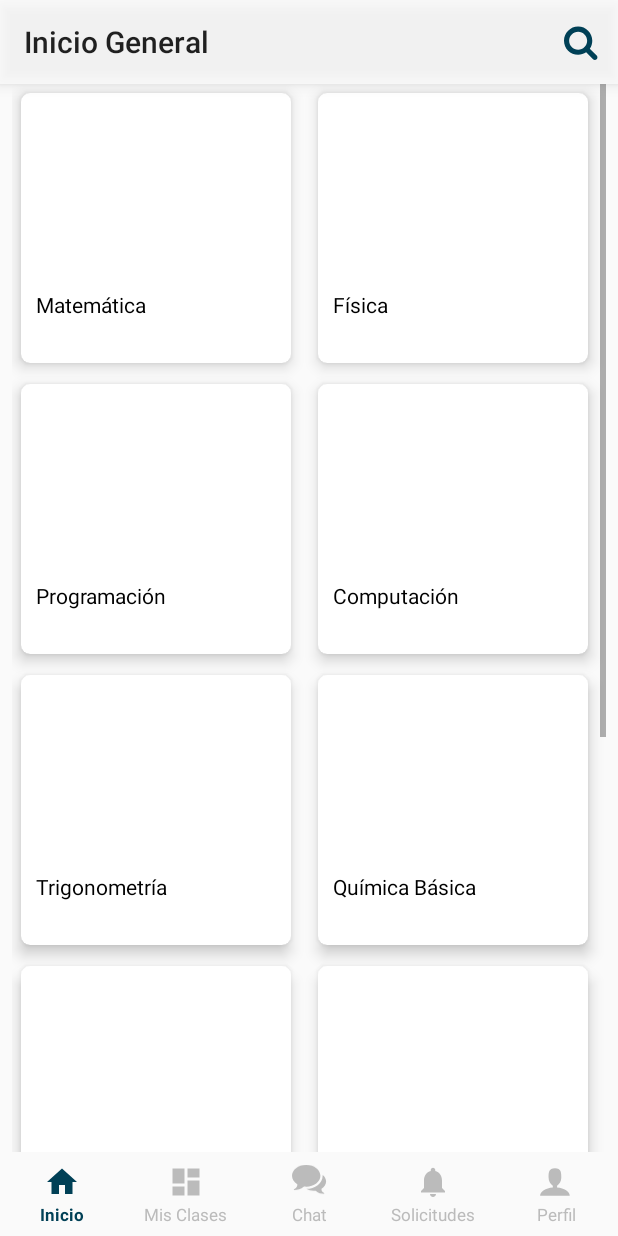
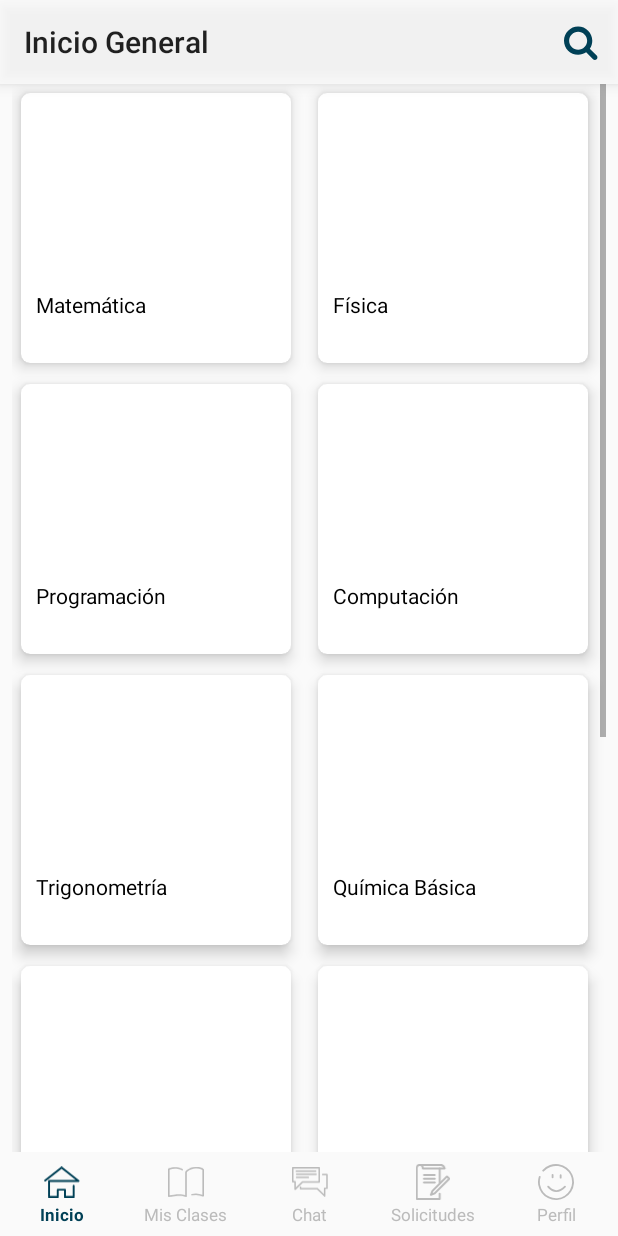
Before and after one commit to whelming/ProfesoresDomicilio, an Android app: the InicioEjm screen opened directly, with no data from a screen before it, on a phone screen of 412 x 824 dp. Run offline under Robolectric (Android 15) with nearby library versions, the phone set to English and light mode, and no system bars.

Commit message:
cambio de iconos de inicio
Cambio de iconos del menu de inicio, se aumento dos id para ContentInicio

```diff
--- a/app/src/main/java/com/example/educasa/Inicio/Class/DetalleProfesoresDialog.java
+++ b/app/src/main/java/com/example/educasa/Inicio/Class/DetalleProfesoresDialog.java
@@ -12,6 +12,7 @@ import android.view.ViewGroup;
 import android.view.Window;
 import android.widget.Button;
 import android.widget.TextView;
+import android.widget.Toast;
 
 import com.example.educasa.R;
 
@@ -67,13 +68,13 @@ public class DetalleProfesoresDialog extends DialogFragment implements
     public void onClick(View v) {
         switch (v.getId()) {
             case R.id.Cerrar:
-                c.finish();
+                dismiss();
                 break;
             case R.id.Solicitar_clases:
                 dismiss();
                 break;
             case R.id.Descarga_documento:
-                dismiss();
+                Toast.makeText(getActivity(), "Descargar documento", Toast.LENGTH_SHORT).show();
                 break;
             default:
                 break;
--- a/app/src/main/java/com/example/educasa/Inicio/InicioFragments/InicioEjm.java
+++ b/app/src/main/java/com/example/educasa/Inicio/InicioFragments/InicioEjm.java
@@ -69,18 +69,18 @@ public class InicioEjm extends Fragment {
     }
 
     private void LlenaMILista() {
-        milista.add(new ContentInicio(1,"Matemática"));
-        milista.add(new ContentInicio(2,"Física"));
-        milista.add(new ContentInicio(3,"Programación"));
-        milista.add(new ContentInicio(4,"Computación"));
-        milista.add(new ContentInicio(5,"Trigonometría"));
-        milista.add(new ContentInicio(6,"Química Básica"));
-        milista.add(new ContentInicio(7,"Cálculo"));
-        milista.add(new ContentInicio(8,"Geometría"));
-        milista.add(new ContentInicio(9,"Comunicación"));
-        milista.add(new ContentInicio(10,"Literatura"));
-        milista.add(new ContentInicio(11,"Historia"));
-        milista.add(new ContentInicio(12,"Ciencia"));
+        milista.add(new ContentInicio(1,"Matemática",1,1));
+        milista.add(new ContentInicio(2,"Física",2,2));
+        milista.add(new ContentInicio(3,"Programación",3,3));
+        milista.add(new ContentInicio(4,"Computación",4,4));
+        milista.add(new ContentInicio(5,"Trigonometría",5,5));
+        milista.add(new ContentInicio(6,"Química Básica",6,6));
+        milista.add(new ContentInicio(7,"Cálculo",7,7));
+        milista.add(new ContentInicio(8,"Geometría",8,8));
+        milista.add(new ContentInicio(9,"Comunicación",9,9));
+        milista.add(new ContentInicio(10,"Literatura",10,10));
+        milista.add(new ContentInicio(11,"Historia",11,11));
+        milista.add(new ContentInicio(12,"Ciencia",12,12));
     }
 
     @Override
--- a/app/src/main/java/com/example/educasa/Inicio/InicioModels/ContentInicio.java
+++ b/app/src/main/java/com/example/educasa/Inicio/InicioModels/ContentInicio.java
@@ -3,10 +3,15 @@ package com.example.educasa.Inicio.InicioModels;
 public class ContentInicio {
     private int id;
     private String textodemo;
+    private int id_categoria;
+    private int imagen_categoria;
 
-    public ContentInicio(int id, String textodemo) {
+
+    public ContentInicio(int id, String textodemo,int id_categoria, int imagen_categoria ) {
         this.id = id;
         this.textodemo = textodemo;
+        this.id_categoria = id_categoria;
+        this.imagen_categoria= imagen_categoria;
     }
 
     public int getId() {
@@ -24,4 +29,12 @@ public class ContentInicio {
     public void setTextodemo(String textodemo) {
         this.textodemo = textodemo;
     }
+
+    public int getId_categoria() {return id_categoria;}
+
+    public void setId_categoria(int id_categoria) {this.id_categoria = id_categoria;}
+
+    public int getImagen_categoria() {return imagen_categoria;}
+
+    public void setImagen_categoria(int imagen_categoria) {this.imagen_categoria = imagen_categoria;}
 }
--- a/app/src/main/res/drawable/ic_chat_black_24dp.xml
+++ b/app/src/main/res/drawable/ic_chat_black_24dp.xml
@@ -1,9 +1,15 @@
-<vector xmlns:android="http://schemas.android.com/apk/res/android"
-    android:width="14dp"
-    android:height="13dp"
-    android:viewportWidth="38.0"
-    android:viewportHeight="38.0">
-    <path
-        android:fillColor="#FF000000"
-        android:pathData="M15 0v0c8.284 0 15 5.435 15 12.139s-6.716 12.139-15 12.139c-0.796 0-1.576-0.051-2.339-0.147-3.222 3.209-6.943 3.785-10.661 3.869v-0.785c2.008-0.98 3.625-2.765 3.625-4.804 0-0.285-0.022-0.564-0.063-0.837-3.392-2.225-5.562-5.625-5.562-9.434 0-6.704 6.716-12.139 15-12.139zM31.125 27.209c0 1.748 1.135 3.278 2.875 4.118v0.673c-3.223-0.072-6.181-0.566-8.973-3.316-0.661 0.083-1.337 0.126-2.027 0.126-2.983 0-5.732-0.805-7.925-2.157 4.521-0.016 8.789-1.464 12.026-4.084 1.631-1.32 2.919-2.87 3.825-4.605 0.961-1.84 1.449-3.799 1.449-5.825 0-0.326-0.014-0.651-0.039-0.974 2.268 1.873 3.664 4.426 3.664 7.24 0 3.265-1.88 6.179-4.82 8.086-0.036 0.234-0.055 0.474-0.055 0.718z" />
+<?xml version="1.0"?>
+
+    <vector android:height="110.33dp" android:width="133.02dp" android:viewportHeight="110.33" android:viewportWidth="133.02" xmlns:aapt="http://schemas.android.com/aapt" xmlns:android="http://schemas.android.com/apk/res/android">
+
+    <path android:fillColor="#A3A3A3" android:pathData="M11.43 85a2.83 2.83 0 0 1 -1.07 -0.21 2.78 2.78 0 0 1 -1.74 -2.56V56.62H2.81A2.79 2.79 0 0 1 0 53.85V2.77A2.79 2.79 0 0 1 2.81 0h97.74a2.79 2.79 0 0 1 2.81 2.77v52.5A2.79 2.79 0 0 1 100.55 58H39.91L13.42 84.19A2.84 2.84 0 0 1 11.43 85ZM5.62 51.08h5.81a2.79 2.79 0 0 1 2.81 2.77V75.54L36.76 53.31a2.81 2.81 0 0 1 2 -0.81h59v-47H5.62Z"/>
+
+    <path android:fillColor="#A3A3A3" android:pathData="M120.67 109.69a2.82 2.82 0 0 1 -2 -0.81L92.2 82.73H31.56A2.78 2.78 0 0 1 28.75 80V73.89a2.81 2.81 0 0 1 5.61 0v3.3h59a2.83 2.83 0 0 1 2 0.81l22.52 22.23V78.54a2.78 2.78 0 0 1 2.8 -2.77h5.82V30.24H113.57a2.78 2.78 0 1 1 0 -5.55H129.3a2.79 2.79 0 0 1 2.81 2.77V78.54a2.79 2.79 0 0 1 -2.81 2.78h-5.82v25.6a2.77 2.77 0 0 1 -1.73 2.56A2.88 2.88 0 0 1 120.67 109.69Z"/>
+
+    <path android:fillColor="#A3A3A3" android:pathData="M87.61 18.31H15.74a2.77 2.77 0 1 1 0 -5.54H87.61a2.77 2.77 0 1 1 0 5.54Z"/>
+
+    <path android:fillColor="#A3A3A3" android:pathData="M89.05 29.66H17.18a2.77 2.77 0 1 1 0 -5.54H89.05a2.77 2.77 0 1 1 0 5.54Z"/>
+
+    <path android:fillColor="#A3A3A3" android:pathData="M60.3 41H17.18a2.78 2.78 0 1 1 0 -5.55H60.3a2.78 2.78 0 1 1 0 5.55Z"/>
+
 </vector>
--- a/app/src/main/res/drawable/ic_inicio_black_24dp.xml
+++ b/app/src/main/res/drawable/ic_inicio_black_24dp.xml
@@ -1,9 +1,7 @@
-<vector xmlns:android="http://schemas.android.com/apk/res/android"
-    android:width="24dp"
-    android:height="24dp"
-    android:viewportWidth="24.0"
-    android:viewportHeight="24.0">
-    <path
-        android:fillColor="#FF000000"
-        android:pathData="M10,20v-6h4v6h5v-8h3L12,3 2,12h3v8z" />
+<?xml version="1.0"?>
+
+    <vector android:height="108.18dp" android:width="124.18dp" android:viewportHeight="108.18" android:viewportWidth="124.18" xmlns:aapt="http://schemas.android.com/aapt" xmlns:android="http://schemas.android.com/apk/res/android">
+
+    <path android:fillColor="#A3A3A3" android:pathData="M102.37 108.47h-30a3.33 3.33 0 0 1 -3.33 -3.33V83.92H50.77v21.22a3.33 3.33 0 0 1 -3.32 3.33h-30a3.33 3.33 0 0 1 -3.33 -3.33V50.63a3.33 3.33 0 0 1 3.33 -3.33h92.05l-48.78 -39L6.24 51.57A3.33 3.33 0 1 1 2.1 46.36L58.69 1.41a3.34 3.34 0 0 1 4.15 0L121.1 48A3.33 3.33 0 0 1 119 54H20.81v47.85H44.12V80.59a3.33 3.33 0 0 1 3.33 -3.33h25a3.33 3.33 0 0 1 3.33 3.33v21.22H99.05V67.27a3.33 3.33 0 0 1 6.65 0v37.87A3.33 3.33 0 0 1 102.37 108.47Z"/>
+
 </vector>
--- a/app/src/main/res/drawable/ic_misclases_black_24dp.xml
+++ b/app/src/main/res/drawable/ic_misclases_black_24dp.xml
@@ -1,9 +1,7 @@
-<vector xmlns:android="http://schemas.android.com/apk/res/android"
-    android:width="24dp"
-    android:height="24dp"
-    android:viewportWidth="24.0"
-    android:viewportHeight="24.0">
-    <path
-        android:fillColor="#FF000000"
-        android:pathData="M3,13h8L11,3L3,3v10zM3,21h8v-6L3,15v6zM13,21h8L21,11h-8v10zM13,3v6h8L21,3h-8z" />
+<?xml version="1.0"?>
+
+    <vector android:height="105.58dp" android:width="125.42dp" android:viewportHeight="105.58" android:viewportWidth="125.42" xmlns:aapt="http://schemas.android.com/aapt" xmlns:android="http://schemas.android.com/apk/res/android">
+
+    <path android:fillColor="#A3A3A3" android:pathData="M62.71 105.58a3 3 0 0 1 -1.56 -0.44c-15.6 -9.78 -57.22 0.25 -57.63 0.36A3 3 0 0 1 1.09 105 2.58 2.58 0 0 1 0 102.94V8A2.65 2.65 0 0 1 1.7 5.55C29 -5.42 50.22 7 51.11 7.51A2.55 2.55 0 0 1 52 11.15 2.93 2.93 0 0 1 48.1 12c-0.81 -0.48 -18.89 -10.9 -42.48 -2.22V99.6c9.9 -2.11 38.05 -7.2 54.28 -1V18.53a2.51 2.51 0 0 1 0.4 -1.35c0.42 -0.66 10.45 -16 36 -17.11 20.87 -0.92 28.25 7.68 28.56 8a2.54 2.54 0 0 1 0.59 1.62v91.44a2.63 2.63 0 0 1 -1.26 2.21 3 3 0 0 1 -2.66 0.22 83 83 0 0 0 -23.39 -5.07 53.56 53.56 0 0 0 -14 1.25 2.81 2.81 0 0 1 -3.36 -2 2.62 2.62 0 0 1 2.12 -3.15 59 59 0 0 1 15.55 -1.37 86.78 86.78 0 0 1 21.36 4.1V10.81c-1.9 -1.61 -8.62 -6.13 -23.26 -5.47 -19.9 0.89 -29.08 11.43 -31 14v83.61A2.62 2.62 0 0 1 64 105.27 3 3 0 0 1 62.71 105.58Z"/>
+
 </vector>
--- a/app/src/main/res/drawable/ic_perfil_black_24dp.xml
+++ b/app/src/main/res/drawable/ic_perfil_black_24dp.xml
@@ -1,9 +1,13 @@
-<vector xmlns:android="http://schemas.android.com/apk/res/android"
-    android:width="24dp"
-    android:height="24dp"
-    android:viewportWidth="34.0"
-    android:viewportHeight="34.0">
-    <path
-        android:fillColor="#FF000000"
-        android:pathData="M18 22.082v-1.649c2.203-1.241 4-4.337 4-7.432 0-4.971 0-9-6-9s-6 4.029-6 9c0 3.096 1.797 6.191 4 7.432v1.649c-6.784 0.555-12 3.888-12 7.918h28c0-4.030-5.216-7.364-12-7.918z" />
+<?xml version="1.0"?>
+
+    <vector android:height="108.57dp" android:width="108.57dp" android:viewportHeight="108.57" android:viewportWidth="108.57" xmlns:aapt="http://schemas.android.com/aapt" xmlns:android="http://schemas.android.com/apk/res/android">
+
+    <path android:fillColor="#A3A3A3" android:pathData="M54.29 108.57A54.32 54.32 0 0 1 2.39 38.32 2.8 2.8 0 1 1 7.75 40a48.7 48.7 0 1 0 10.18 -18 2.8 2.8 0 0 1 -4.19 -3.73 54.28 54.28 0 1 1 40.55 90.38Z"/>
+
+    <path android:fillColor="#A3A3A3" android:pathData="M55.87 84.45c-0.53 0 -1 0 -1.56 0C39 83.56 29.06 70.56 28.64 70a2.81 2.81 0 1 1 4.49 -3.37c0.13 0.17 8.86 11.49 21.53 12.16 8.33 0.45 16.6 -3.73 24.72 -12.39a2.81 2.81 0 0 1 4.1 3.84C74.64 79.67 65.36 84.45 55.87 84.45Z"/>
+
+    <path android:fillColor="#A3A3A3" android:pathData="M44 43.05a2.8 2.8 0 0 1 -2.81 -2.8V32.76a2.81 2.81 0 1 1 5.62 0v7.49A2.8 2.8 0 0 1 44 43.05Z"/>
+
+    <path android:fillColor="#A3A3A3" android:pathData="M68.33 44a2.81 2.81 0 0 1 -2.81 -2.81V33.69a2.81 2.81 0 0 1 5.61 0v7.49A2.8 2.8 0 0 1 68.33 44Z"/>
+
 </vector>
--- a/app/src/main/res/drawable/ic_solicitudes_black_24dp.xml
+++ b/app/src/main/res/drawable/ic_solicitudes_black_24dp.xml
@@ -1,9 +1,17 @@
-<vector xmlns:android="http://schemas.android.com/apk/res/android"
-    android:width="24dp"
-    android:height="24dp"
-    android:viewportWidth="24.0"
-    android:viewportHeight="24.0">
-    <path
-        android:fillColor="#FF000000"
-        android:pathData="M12,22c1.1,0 2,-0.9 2,-2h-4c0,1.1 0.89,2 2,2zM18,16v-5c0,-3.07 -1.64,-5.64 -4.5,-6.32L13.5,4c0,-0.83 -0.67,-1.5 -1.5,-1.5s-1.5,0.67 -1.5,1.5v0.68C7.63,5.36 6,7.92 6,11v5l-2,2v1h16v-1l-2,-2z" />
+<?xml version="1.0"?>
+
+    <vector android:height="102.02dp" android:width="97.74dp" android:viewportHeight="102.02" android:viewportWidth="97.74" xmlns:aapt="http://schemas.android.com/aapt" xmlns:android="http://schemas.android.com/apk/res/android">
+
+    <path android:fillColor="#A3A3A3" android:pathData="M67.85 102h-65A2.81 2.81 0 0 1 0.05 99.21V13.94C0 12.75 -0.33 6.85 3.12 3.05a9.55 9.55 0 0 1 7.32 -3H71.1c8.63 0 12.65 7.81 13.57 12a2.75 2.75 0 0 1 -0.55 2.36 2.79 2.79 0 0 1 -2.19 1H20.19a2.8 2.8 0 0 1 -2.75 -2.25c-0.1 -0.48 -0.19 -0.94 -0.27 -1.4C16.3 7 16 5.62 10.44 5.62a3.86 3.86 0 0 0 -3.16 1.2c-1.69 1.86 -1.74 5.57 -1.63 6.73a2.44 2.44 0 0 1 0 0.27V96.4H65V84.24a2.81 2.81 0 0 1 5.62 0v15A2.81 2.81 0 0 1 67.85 102ZM22.51 9.75H77.77A7.67 7.67 0 0 0 71.1 5.62H21.32A18.51 18.51 0 0 1 22.51 9.75Z"/>
+
+    <path android:fillColor="#A3A3A3" android:pathData="M67.85 56.08A2.81 2.81 0 0 1 65 53.27V12.74a2.81 2.81 0 1 1 5.62 0V53.27A2.81 2.81 0 0 1 67.85 56.08Z"/>
+
+    <path android:fillColor="#A3A3A3" android:pathData="M53.77 33.78H23.44a2.81 2.81 0 1 1 0 -5.62H53.77a2.81 2.81 0 0 1 0 5.62Z"/>
+
+    <path android:fillColor="#A3A3A3" android:pathData="M53.77 44.61H23.44a2.81 2.81 0 1 1 0 -5.61H53.77a2.81 2.81 0 1 1 0 5.61Z"/>
+
+    <path android:fillColor="#A3A3A3" android:pathData="M53.77 55.44H23.44a2.81 2.81 0 1 1 0 -5.61H53.77a2.81 2.81 0 1 1 0 5.61Z"/>
+
+    <path android:fillColor="#A3A3A3" android:pathData="M42.94 90.11a2.82 2.82 0 0 1 -2.61 -3.86l4.33 -10.83a2.8 2.8 0 0 1 0.62 -0.94L86.45 33.32a2.8 2.8 0 0 1 4 0l6.49 6.5a2.8 2.8 0 0 1 0 4L55.75 85a2.61 2.61 0 0 1 -0.94 0.62L44 89.9A2.72 2.72 0 0 1 42.94 90.11ZM49.66 78L48 82.26l4.21 -1.69L91 41.8l-2.53 -2.52Z"/>
+
 </vector>
```
